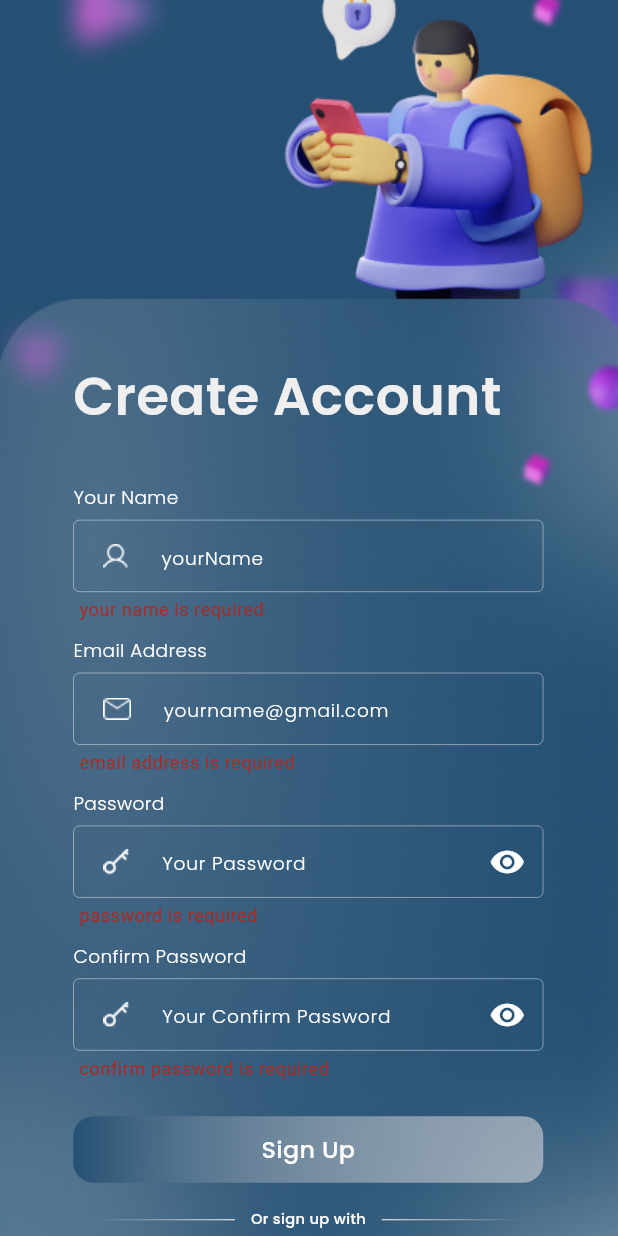
After one commit to Omnia-97/Chat-Rix, a Flutter app: the screen it shows after launch, after a tap on "Sign Up", on a phone screen of 412 x 824 dp. The commit adds this screen. Run offline on Flutter 3.47's test engine with Material 3 defaults, Android fonts, the phone set to English and light mode, and no system bars; our stand-ins replace firebase_auth, firebase_core, flutter_screenutil, flutter_svg, google_fonts; accounts and stored records are empty.

Commit message:
using mvvm and create account auth done

```diff
--- a/lib/chat_rix_app.dart
+++ b/lib/chat_rix_app.dart
@@ -1,4 +1,4 @@
-import 'package:chat_app/modules/create_account/create_account.dart';
+import 'package:chat_app/modules/create_account/create_account_view.dart';
 import 'package:flutter/material.dart';
 import 'package:flutter_screenutil/flutter_screenutil.dart';
 
@@ -13,11 +13,11 @@ class ChatRix extends StatelessWidget {
         splitScreenMode: true,
         builder: (context, child) {
           return MaterialApp(
-            initialRoute: CreateAccountPage.routeName,
+            initialRoute: CreateAccountView.routeName,
             debugShowCheckedModeBanner: false,
             routes: {
-              CreateAccountPage.routeName: (context) =>
-                   CreateAccountPage(),
+              CreateAccountView.routeName: (context) =>
+                   CreateAccountView(),
             },
           );
         });
--- /dev/null
+++ b/lib/modules/create_account/create_account_view.dart
@@ -0,0 +1,301 @@
+import 'package:chat_app/modules/create_account/create_account_vm.dart';
+import 'package:chat_app/modules/create_account/widgets/custom_container.dart';
+import 'package:chat_app/shared/components/custom_button.dart';
+import 'package:chat_app/shared/components/custom_text_form_field.dart';
+import 'package:chat_app/shared/utils/app_strings.dart';
+import 'package:chat_app/shared/utils/app_text_styles.dart';
+import 'package:chat_app/shared/utils/images_path.dart';
+import 'package:flutter/material.dart';
+import 'package:flutter_screenutil/flutter_screenutil.dart';
+import 'package:flutter_svg/flutter_svg.dart';
+import 'package:provider/provider.dart';
+import 'widgets/social_container.dart';
+
+class CreateAccountView extends StatefulWidget {
+  const CreateAccountView({super.key});
+  static const String routeName = 'create Account Page';
+  @override
+  State<CreateAccountView> createState() => _CreateAccountViewState();
+}
+
+class _CreateAccountViewState extends State<CreateAccountView> {
+  CreateAccountViewModel createAccountViewModel = CreateAccountViewModel();
+  var formKey = GlobalKey<FormState>();
+  var yourNameController = TextEditingController();
+  var emailController = TextEditingController();
+  var passwordController = TextEditingController();
+  var confirmPasswordController = TextEditingController();
+
+  @override
+  Widget build(BuildContext context) {
+    return ChangeNotifierProvider(
+      create: (context) => createAccountViewModel,
+      child: Container(
+        decoration: const BoxDecoration(
+          image: DecorationImage(
+            image: AssetImage(AppImages.createAccountScreen),
+            fit: BoxFit.cover,
+          ),
+        ),
+        child: Scaffold(
+          resizeToAvoidBottomInset: true,
+          backgroundColor: Colors.transparent,
+          body: SingleChildScrollView(
+            child: Form(
+              key: formKey,
+              child: Padding(
+                padding: EdgeInsets.only(
+                  left: 51.w,
+                  right: 52.w,
+                ),
+                child: Column(
+                  crossAxisAlignment: CrossAxisAlignment.start,
+                  children: [
+                    SizedBox(height: 270.h),
+                    Text(
+                      AppStrings.createAccount,
+                      textAlign: TextAlign.center,
+                      style: AppTextStyles.titleLarge,
+                    ),
+                    SizedBox(
+                      height: 38.h,
+                    ),
+                    Text(
+                      AppStrings.yourName,
+                      style: AppTextStyles.hintTextStyle,
+                    ),
+                    SizedBox(
+                      height: 6.h,
+                    ),
+                    CustomTextFormField(
+                      hintText: 'yourName',
+                      controller: yourNameController,
+                      prefixIcon: Padding(
+                        padding: EdgeInsets.only(
+                          right: 18.5.w,
+                          left: 21.w,
+                        ),
+                        child: Image.asset(
+                          AppImages.icPerson,
+                          width: 17.39.w,
+                          height: 16.72.h,
+                        ),
+                      ),
+                      onValidate: (value) {
+                        if (value == null || value.trim().isEmpty) {
+                          return 'your name is required';
+                        }
+                        return null;
+                      },
+                    ),
+                    SizedBox(
+                      height: 12.h,
+                    ),
+                    Text(
+                      AppStrings.email,
+                      style: AppTextStyles.hintTextStyle,
+                    ),
+                    SizedBox(
+                      height: 6.h,
+                    ),
+                    CustomTextFormField(
+                      hintText: 'yourname@gmail.com',
+                      keyboardType: TextInputType.emailAddress,
+                      controller: emailController,
+                      prefixIcon: Padding(
+                        padding: EdgeInsets.only(
+                          right: 18.5.w,
+                          left: 21.w,
+                        ),
+                        child: Image.asset(
+                          AppImages.icEmail,
+                          width: 19.w,
+                          height: 15.h,
+                        ),
+                      ),
+                      onValidate: (value) {
+                        if (value == null || value.trim().isEmpty) {
+                          return 'email address is required';
+                        }
+                        var regexp = RegExp(AppStrings.emailPattern);
+                        if (!regexp.hasMatch(value)) {
+                          return 'Invalid Email , please Enter a valid one';
+                        }
+                        return null;
+                      },
+                    ),
+                    SizedBox(
+                      height: 12.h,
+                    ),
+                    Text(
+                      AppStrings.password,
+                      style: AppTextStyles.hintTextStyle,
+                    ),
+                    SizedBox(
+                      height: 6.h,
+                    ),
+                    CustomTextFormField(
+                      hintText: 'Your Password',
+                      isPassword: true,
+                      controller: passwordController,
+                      prefixIcon: Padding(
+                        padding: EdgeInsets.only(right: 18.5.w, left: 21.w),
+                        child: Image.asset(
+                          AppImages.icPassword,
+                          width: 18.w,
+                          height: 18.h,
+                        ),
+                      ),
+                      onValidate: (value) {
+                        if (value == null || value.trim().isEmpty) {
+                          return 'password is required';
+                        }
+                        var regexp = RegExp(AppStrings.passPattern);
+                        if (!regexp.hasMatch(value)) {
+                          return AppStrings.validatePassword;
+                        }
+                        return null;
+                      },
+                    ),
+                    SizedBox(
+                      height: 12.h,
+                    ),
+                    Text(
+                      AppStrings.confirmPassword,
+                      style: AppTextStyles.hintTextStyle,
+                    ),
+                    SizedBox(
+                      height: 6.h,
+                    ),
+                    CustomTextFormField(
+                      hintText: 'Your Confirm Password',
+                      isPassword: true,
+                      controller: confirmPasswordController,
+                      prefixIcon: Padding(
+                        padding: EdgeInsets.only(right: 18.5.w, left: 21.w),
+                        child: Image.asset(
+                          AppImages.icPassword,
+                          width: 18.w,
+                          height: 18.h,
+                        ),
+                      ),
+                      onValidate: (value) {
+                        if (value == null || value.trim().isEmpty) {
+                          return 'confirm password is required';
+                        }
+                        if (value != passwordController.text) {
+                          return 'password does not match';
+                        }
+                        return null;
+                      },
+                    ),
+                    SizedBox(
+                      height: 27.h,
+                    ),
+                    CustomButton(
+                      buttonText: AppStrings.signUp,
+                      onTap: () {
+                        if (formKey.currentState!.validate()) {
+                          createAccountViewModel.createUserAccount(
+                              email: emailController.text,
+                              password: passwordController.text,
+                              yourName: yourNameController.text,
+                              onSuccess: () {},
+                              onError: (errorMessage) {
+                                return showDialog(
+                                    context: context,
+                                    builder: (context) {
+                                      return AlertDialog(
+                                        title: const Text(AppStrings.error),
+                                        content: Text(errorMessage),
+                                        actions: [
+                                          ElevatedButton(
+                                            onPressed: () {
+                                              Navigator.pop(context);
+                                            },
+                                            child: const Text(AppStrings.tryAgain),
+                                          ),
+                                          ElevatedButton(
+                                            onPressed: () {
+                                              Navigator.pop(context);
+                                            },
+                                            child: const Text(AppStrings.cancel),
+                                          ),
+                                        ],
+                                      );
+                                    });
+                              },);
+                        }
+                      },
+                    ),
+                    SizedBox(
+                      height: 20.h,
+                    ),
+                    Row(
+                      mainAxisAlignment: MainAxisAlignment.center,
+                      children: [
+                        const CustomContainer(
+                          isLeft: true,
+                        ),
+                        SizedBox(
+                          width: 11.w,
+                        ),
+                        Text(
+                          AppStrings.orSignUpWith,
+                          style: AppTextStyles.bodyMedium.copyWith(
+                            fontSize: 11.sp,
+                          ),
+                        ),
+                        SizedBox(
+                          width: 11.w,
+                        ),
+                        const CustomContainer(
+                          isLeft: false,
+                        ),
+                      ],
+                    ),
+                    SizedBox(
+                      height: 20.h,
+                    ),
+                    Row(
+                      mainAxisAlignment: MainAxisAlignment.center,
+                      children: [
+                        SocialContainer(
+                          child: SvgPicture.asset(
+                            AppImages.icGoogle,
+                            width: 20.w,
+                            height: 20.h,
+                          ),
+                        ),
+                        SizedBox(
+                          width: 20.w,
+                        ),
+                        SocialContainer(
+                          child: SvgPicture.asset(
+                            AppImages.icApple,
+                            width: 32.w,
+                            height: 32.h,
+                          ),
+                        ),
+                        SizedBox(
+                          width: 20.w,
+                        ),
+                        SocialContainer(
+                          child: SvgPicture.asset(
+                            AppImages.icFaceBook,
+                            width: 35.w,
+                            height: 35.h,
+                          ),
+                        ),
+                      ],
+                    ),
+                  ],
+                ),
+              ),
+            ),
+          ),
+        ),
+      ),
+    );
+  }
+}
--- /dev/null
+++ b/lib/modules/create_account/create_account_vm.dart
@@ -0,0 +1,30 @@
+import 'package:chat_app/shared/data/errors/firebase_errors.dart';
+import 'package:firebase_auth/firebase_auth.dart';
+import 'package:flutter/material.dart';
+
+class CreateAccountViewModel extends ChangeNotifier{
+   void createUserAccount(
+      {required String email,
+        required String password,
+        required String yourName,
+        required Function onSuccess,
+        required Function onError}) async {
+    try {
+      final credential =
+      await FirebaseAuth.instance.createUserWithEmailAndPassword(
+        email: email,
+        password: password,
+      );
+    } on FirebaseAuthException catch (e) {
+      if (e.code == FirebaseErrors.weakPassword) {
+        onError(e.message);
+      } else if (e.code == FirebaseErrors.emailAlreadyInUse) {
+        onError(e.message);
+      }
+      onError(e.message);
+    } catch (e) {
+      onError(FirebaseErrors.somethingWentWrong);
+    }
+  }
+
+}
--- a/lib/modules/create_account/widgets/custom_container.dart
+++ b/lib/modules/create_account/widgets/custom_container.dart
@@ -1,4 +1,3 @@
-import 'package:chat_app/shared/styles/colors.dart';
 import 'package:flutter/material.dart';
 import 'package:flutter_screenutil/flutter_screenutil.dart';
 
--- a/lib/modules/create_account/widgets/social_container.dart
+++ b/lib/modules/create_account/widgets/social_container.dart
@@ -1,4 +1,4 @@
-import 'package:chat_app/shared/styles/colors.dart';
+import 'package:chat_app/shared/utils/colors.dart';
 import 'package:flutter/material.dart';
 import 'package:flutter_screenutil/flutter_screenutil.dart';
 
--- a/lib/shared/components/custom_button.dart
+++ b/lib/shared/components/custom_button.dart
@@ -1,5 +1,5 @@
-import 'package:chat_app/shared/styles/app_text_styles.dart';
-import 'package:chat_app/shared/styles/colors.dart';
+import 'package:chat_app/shared/utils/app_text_styles.dart';
+import 'package:chat_app/shared/utils/colors.dart';
 import 'package:flutter/material.dart';
 import 'package:flutter_screenutil/flutter_screenutil.dart';
 
--- a/lib/shared/components/custom_text_form_field.dart
+++ b/lib/shared/components/custom_text_form_field.dart
@@ -1,5 +1,4 @@
-import 'package:chat_app/shared/styles/app_text_styles.dart';
-import 'package:chat_app/shared/styles/colors.dart';
+import 'package:chat_app/shared/utils/colors.dart';
 import 'package:flutter/material.dart';
 import 'package:flutter_screenutil/flutter_screenutil.dart';
 import 'package:google_fonts/google_fonts.dart';
--- /dev/null
+++ b/lib/shared/data/errors/firebase_errors.dart
@@ -0,0 +1,5 @@
+class FirebaseErrors {
+  static const String weakPassword = "weak-password";
+  static const String emailAlreadyInUse = "email-already-in-use";
+  static const String somethingWentWrong = "Something went wrong";
+}
--- a/lib/shared/styles/app_strings.dart
+++ b/lib/shared/utils/app_strings.dart
@@ -6,6 +6,9 @@ class AppStrings{
   static const String confirmPassword = 'Confirm Password';
   static const String signUp = 'Sign Up';
   static const String orSignUpWith = 'Or sign up with';
+  static const String error = 'Something went wrong';
+  static const String tryAgain = 'Try Again';
+  static const String cancel = 'Cancel';
   static const String validatePassword = 'Invalid password \n* the password must be Minimum eight characters,\n* at least one uppercase letter,\n* one lowercase letter,\n* one number and one special character';
   static const String emailPattern = r"(?:[a-z0-9!#$%&'*+/=?^_`{|}~-]+(?:\.[a-z0-9!#$%&'"
       r'*+/=?^_`{|}~-]+)*|"(?:[\x01-\x08\x0b\x0c\x0e-\x1f\x21\x23-\x5b\x5d-'
--- a/lib/shared/styles/app_text_styles.dart
+++ b/lib/shared/utils/app_text_styles.dart
@@ -1,4 +1,4 @@
-import 'package:chat_app/shared/styles/colors.dart';
+import 'package:chat_app/shared/utils/colors.dart';
 import 'package:flutter/material.dart';
 import 'package:flutter_screenutil/flutter_screenutil.dart';
 import 'package:google_fonts/google_fonts.dart';
--- a/pubspec.yaml
+++ b/pubspec.yaml
@@ -40,6 +40,7 @@ dependencies:
   flutter_svg: ^2.0.5
   firebase_core: ^2.27.0
   firebase_auth: ^4.17.8
+  provider: ^6.1.2
 
 dev_dependencies:
   flutter_test:
```
Also changed, not shown: lib/modules/create_account/create_account.dart (deleted, +0 -267 lines), lib/shared/utils/colors.dart (renamed from lib/shared/styles/colors.dart), lib/shared/utils/images_path.dart (renamed from lib/shared/styles/images_path.dart), lib/shared/utils/my_theme.dart (added), pubspec.lock, 1 other file.
